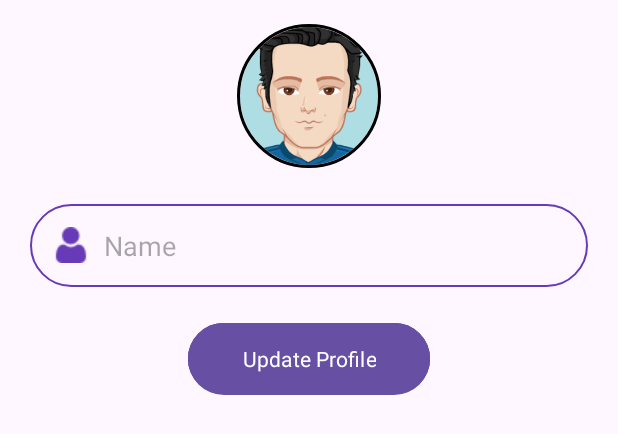
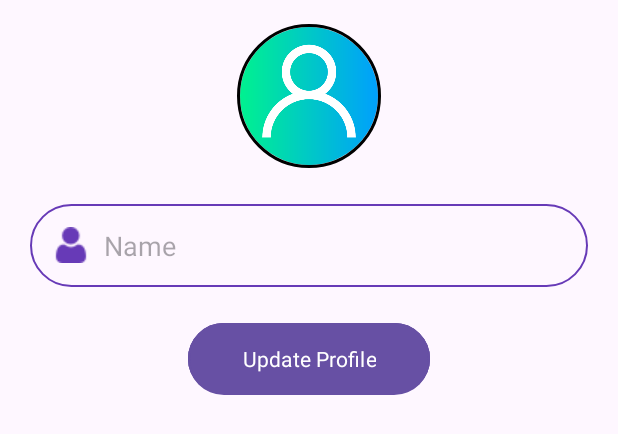
Before and after one commit to Joaquin144/CoinTrivia, an Android app: the layout fragment_profile.xml on its own in the app's theme, with its tools: preview values and no code run, on a phone screen of 412 x 824 dp. Shown: the top 434 px of the screen. Run offline under Robolectric (Android 15) with nearby library versions, the phone set to English and light mode, and no system bars; Roboto replaces fonts that are not available here.

Commit message:
minor changes

```diff
--- a/app/src/main/java/com/joaquin/quizapp/cointrivia/activities/SettingsActivity.java
+++ b/app/src/main/java/com/joaquin/quizapp/cointrivia/activities/SettingsActivity.java
@@ -126,7 +126,11 @@ public class SettingsActivity extends AppCompatActivity {
                         @Override
                         public void onComplete(@NonNull Task<Void> task) {
                             if (task.isSuccessful()) {
-                                Toast.makeText(SettingsActivity.this, "Your account and associated data has been deleted successfully", Toast.LENGTH_LONG).show();
+                                Toast.makeText(SettingsActivity.this, "Your account and data has been deleted.", Toast.LENGTH_LONG).show();
+                                Intent loginActivityIntent = new Intent(SettingsActivity.this, LoginActivity.class);
+                                loginActivityIntent.addFlags(Intent.FLAG_ACTIVITY_CLEAR_TOP);
+                                startActivity(loginActivityIntent);
+                                finish();
                             } else {
                                 //Toast.makeText(SettingsActivity.this, "Failed to delete user: " + task.getException().getMessage(), Toast.LENGTH_SHORT).show();
                                 showExceptionDialog("Failed to delete user: " + task.getException().getMessage());
--- a/app/src/main/res/layout/fragment_profile.xml
+++ b/app/src/main/res/layout/fragment_profile.xml
@@ -11,7 +11,7 @@
         android:layout_width="96dp"
         android:layout_height="96dp"
         android:layout_marginTop="16dp"
-        android:src="@drawable/avatar"
+        android:src="@drawable/avatar_two"
         app:civ_border_color="#FF000000"
         app:civ_border_width="2dp"
         app:layout_constraintEnd_toEndOf="parent"
```
Also changed, not shown: app/src/main/java/com/joaquin/quizapp/cointrivia/adapter/LeaderboardsAdapter.java (+7 -4 lines), app/src/main/res/drawable/avatar_two.png (added), app/src/main/res/drawable/certificate.png (added), app/src/main/res/drawable/contact_customer_care.png (added), app/src/main/res/drawable/delete_account.png (added), app/src/main/res/drawable/log_out_icon.png (added), 2 other files.
